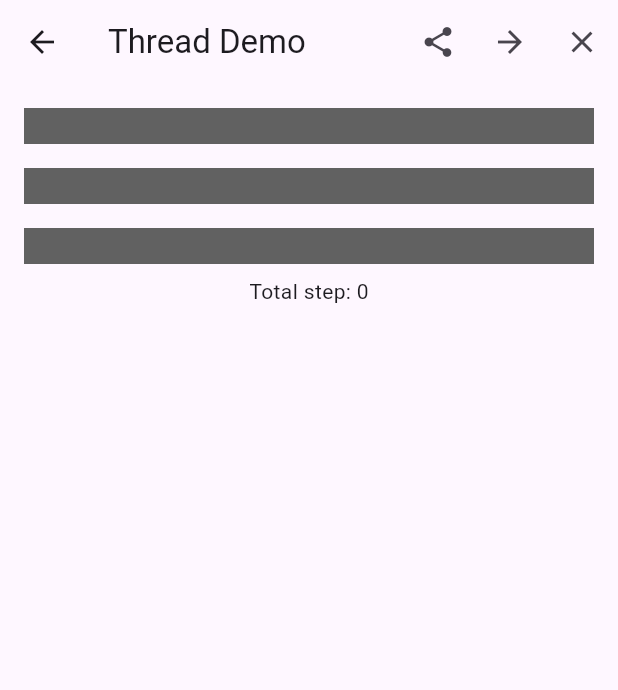
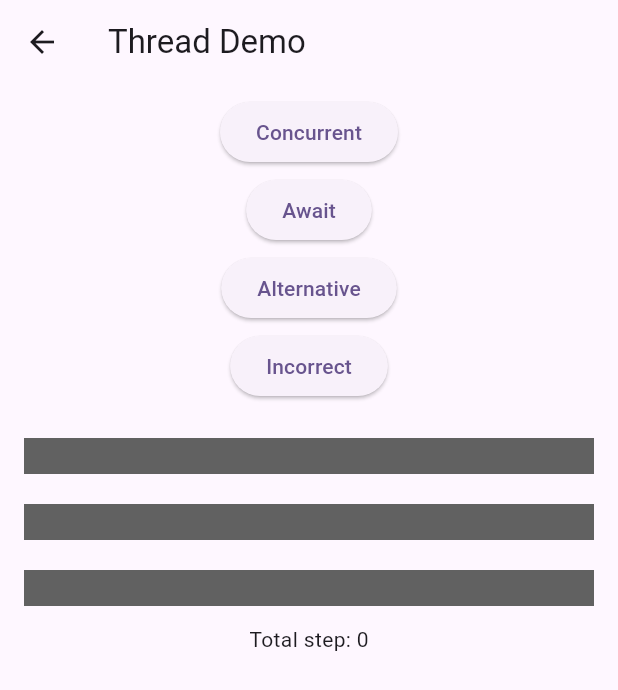
Before and after one commit to kokowilly/flutter-libreview, a Flutter app: the ThreadPage screen opened directly, on a phone screen of 412 x 824 dp. Shown: the top 690 px of the screen. Run offline on Flutter 3.47's test engine with Material 3 defaults, Android fonts, the phone set to English and light mode, and no system bars; our stand-ins replace flutter_bloc.

Commit message:
add alternate way

```diff
--- a/lib/thread/thread_cubit.dart
+++ b/lib/thread/thread_cubit.dart
@@ -25,6 +25,20 @@ class ThreadCubit extends Cubit<ThreadState> {
     final step3 = await _progress3();
 
     emit(state.copyWith(totalStep: step1 + step2 + step3));
+  }
+
+  alternative() async {
+    emit(ThreadState());
+
+    final step1 = _progress1();
+    final step2 = _progress2();
+    final step3 = _progress3();
+
+    final result1 = await step1;
+    final result2 = await step2;
+    final result3 = await step3;
+
+    emit(state.copyWith(totalStep: result1 + result2 + result3));
   }
 
   wrong() async {
--- a/lib/thread/thread_page.dart
+++ b/lib/thread/thread_page.dart
@@ -12,28 +12,31 @@ class ThreadPage extends StatelessWidget {
           builder: (context, state) => Scaffold(
             appBar: AppBar(
               title: Text("Thread Demo"),
-              actions: [
-                IconButton(
-                  icon: Icon(Icons.share),
-                  tooltip: 'Parallel',
-                  onPressed: () => context.read<ThreadCubit>().parallel(),
-                ),
-                IconButton(
-                  icon: Icon(Icons.arrow_forward),
-                  tooltip: 'Serial',
-                  onPressed: () => context.read<ThreadCubit>().serial(),
-                ),
-                IconButton(
-                  icon: Icon(Icons.close),
-                  tooltip: 'Incorrect',
-                  onPressed: () => context.read<ThreadCubit>().wrong(),
-                )
-              ],
             ),
             body: Container(
               padding: EdgeInsets.symmetric(vertical: 8.0),
               child: Column(
+                spacing: 4.0,
                 children: [
+                  ElevatedButton(
+                    onPressed: () => getCubit(context).parallel(),
+                    child: Text('Concurrent'),
+                  ),
+                  ElevatedButton(
+                    onPressed: () => getCubit(context).serial(),
+                    child: Text('Await'),
+                  ),
+                  ElevatedButton(
+                    onPressed: () => getCubit(context).alternative(),
+                    child: Text('Alternative'),
+                  ),
+                  ElevatedButton(
+                    onPressed: () => getCubit(context).wrong(),
+                    child: Text('Incorrect'),
+                  ),
+                  SizedBox(
+                    height: 8,
+                  ),
                   _ThreadProgressBar(
                     value: state.progress1,
                     color: Colors.red[300],
@@ -55,6 +58,8 @@ class ThreadPage extends StatelessWidget {
           ),
         ),
       );
+
+  ThreadCubit getCubit(BuildContext context) => context.read<ThreadCubit>();
 }
 
 class _ThreadProgressBar extends StatelessWidget {
```
